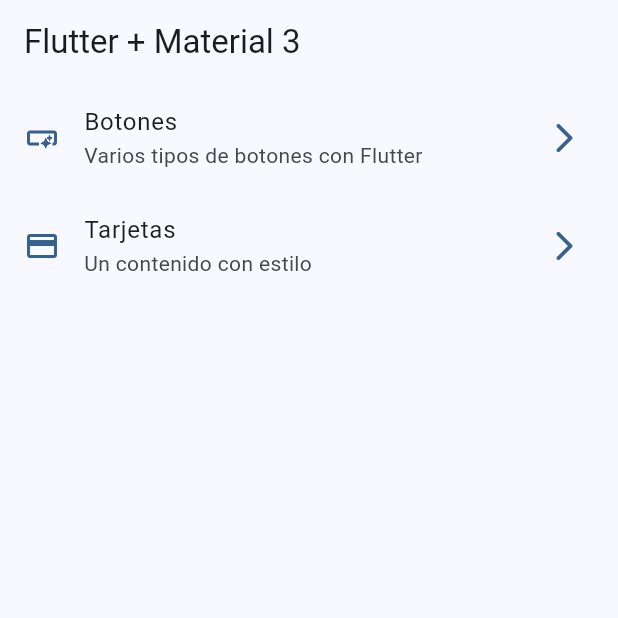
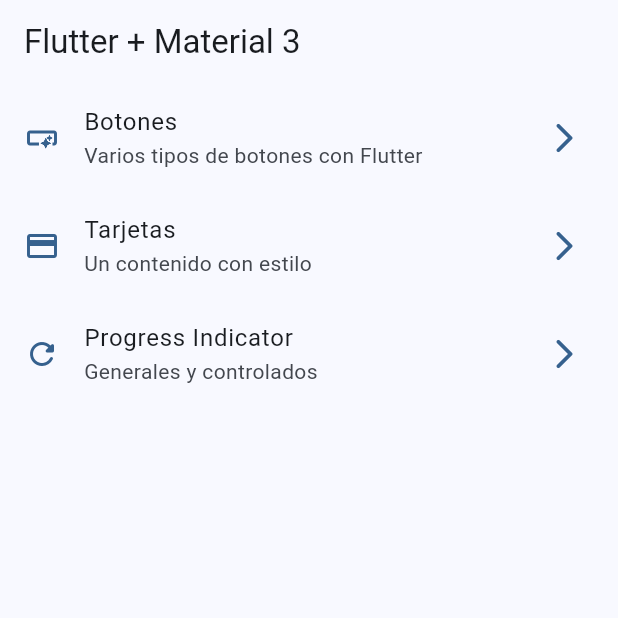
Before and after one commit to DanielDevHN/widgetsFlutterApp, a Flutter app: the screen it shows after launch, on a phone screen of 412 x 824 dp, the top half of it. Run offline on Flutter 3.47's test engine with Material 2 defaults, Android fonts, the phone set to English and light mode, and no system bars; our stand-ins replace go_router.

Commit message:
Progress indicator finished

```diff
--- a/lib/config/menu/menu_items.dart
+++ b/lib/config/menu/menu_items.dart
@@ -26,5 +26,11 @@ const appMenuItems = <MenuItem>[
     subTitle: 'Un contenido con estilo',
     link: '/cards',
     icon: Icons.credit_card,
+  ),
+  MenuItem(
+    title: 'Progress Indicator',
+    subTitle: 'Generales y controlados',
+    link: '/progress',
+    icon: Icons.refresh_rounded,
   )
 ];
--- a/lib/config/router/app_router.dart
+++ b/lib/config/router/app_router.dart
@@ -20,5 +20,10 @@ final appRouter = GoRouter(
       name: CardsScreen.name,
       builder: (context, state) => const CardsScreen(),
     ),
+    GoRoute(
+      path: '/progress',
+      name: ProgressScreen.name,
+      builder: (context, state) => const ProgressScreen(),
+    ),
   ],
 );
--- a/lib/presentation/screens/screens.dart
+++ b/lib/presentation/screens/screens.dart
@@ -1,7 +1,6 @@
 export 'package:widgets_app/presentation/screens/buttons/buttons_screen.dart';
 export 'package:widgets_app/presentation/screens/cards/cards_screen.dart';
 export 'package:widgets_app/presentation/screens/home/home_sceen.dart';
-
 export 'package:widgets_app/presentation/screens/animated/animated_screen.dart';
 export 'package:widgets_app/presentation/screens/app_tutorial/app_tutorial_screen.dart';
 export 'package:widgets_app/presentation/screens/infinite_scroll/infinite_scroll_screen.dart';
```
Also changed, not shown: lib/presentation/screens/progress/progress_screen.dart (+70 -1 lines).
